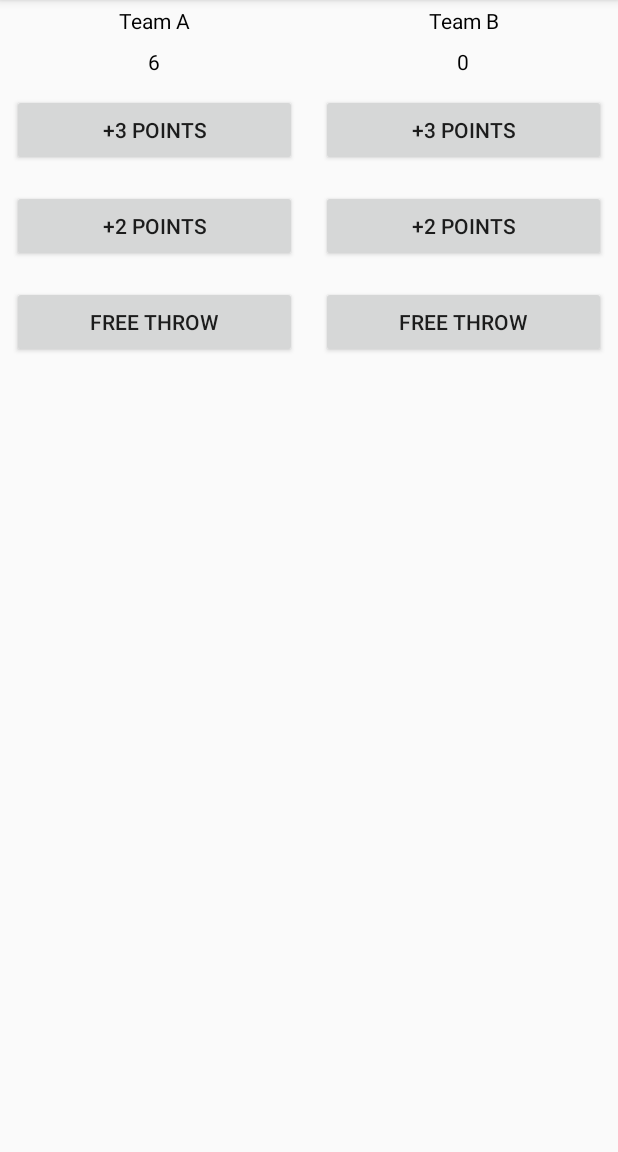
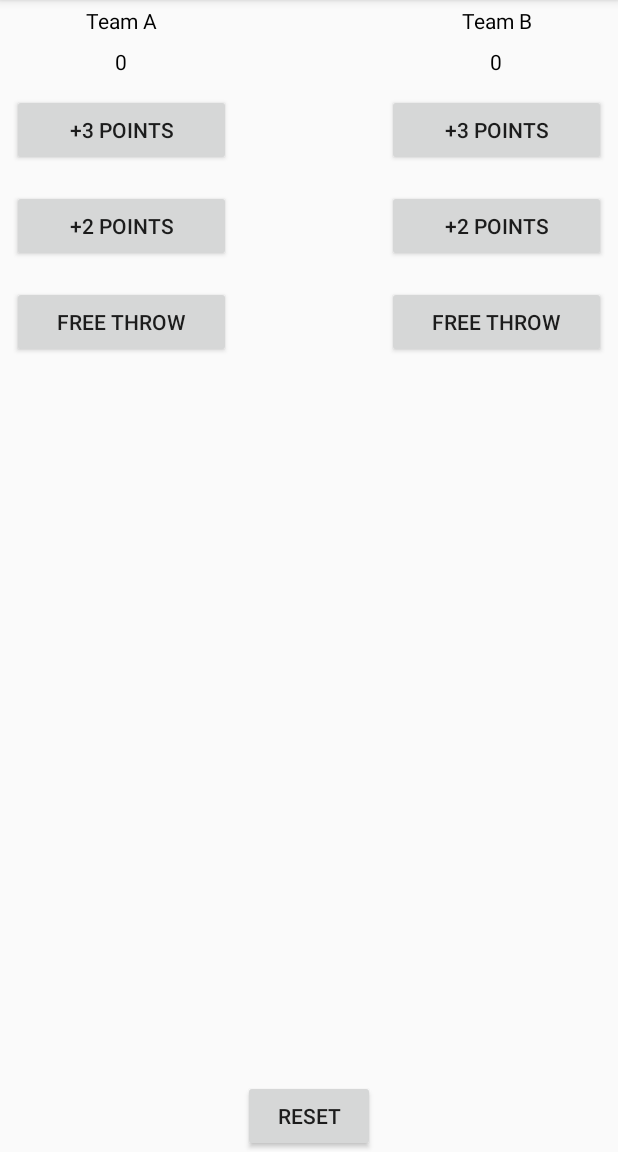
Before and after one commit to amandabarta/CourtCounter, an Android app: the screen it shows after launch (MainActivity), in the options menu, after a tap on "Settings", on a phone screen of 412 x 824 dp, the part 84-1236 px from its top. Run offline under Robolectric (Android 15) with nearby library versions, the phone set to English and light mode, and no system bars.

Commit message:
added reset button

```diff
--- a/app/src/main/java/com/example/android/courtcounter/MainActivity.java
+++ b/app/src/main/java/com/example/android/courtcounter/MainActivity.java
@@ -91,4 +91,13 @@ public class MainActivity extends AppCompatActivity {
         scoreTeamB = scoreTeamB + 1;
         displayForTeamB(scoreTeamB);
     }
+
+    //resets score for team a and b
+    public void resetScores (View v) {
+        scoreTeamA = 0;
+        displayForTeamA(scoreTeamA);
+        scoreTeamB = 0;
+        displayForTeamB(scoreTeamB);
+    }
+
 }
--- a/app/src/main/res/layout/activity_main.xml
+++ b/app/src/main/res/layout/activity_main.xml
@@ -7,10 +7,11 @@
     android:orientation="horizontal"
     tools:context="com.example.android.courtcounter.MainActivity">
 
+
     <LinearLayout
         android:layout_width="0dp"
         android:layout_height="match_parent"
-        android:layout_weight="1"
+        android:layout_weight="3"
         android:orientation="vertical">
 
         <TextView
@@ -55,10 +56,25 @@
             android:text="Free Throw" />
     </LinearLayout>
 
+    <RelativeLayout
+
+        android:layout_width= "wrap_content"
+        android:layout_height="wrap_content">
+
+        <Button
+            android:id="@+id/reset_button"
+            android:layout_width="wrap_content"
+            android:layout_height="wrap_content"
+            android:layout_alignParentBottom="true"
+            android:text="Reset"
+            android:onClick="resetScores"/>
+
+    </RelativeLayout>
+
     <LinearLayout
         android:layout_width="0dp"
         android:layout_height="match_parent"
-        android:layout_weight="1"
+        android:layout_weight="3"
         android:orientation="vertical">
 
         <TextView
@@ -102,7 +118,14 @@
             android:onClick="plusOneTeamB"
             android:text="Free Throw" />
 
+
     </LinearLayout>
 
 
+
+
+
+
+
+
 </LinearLayout>
```
